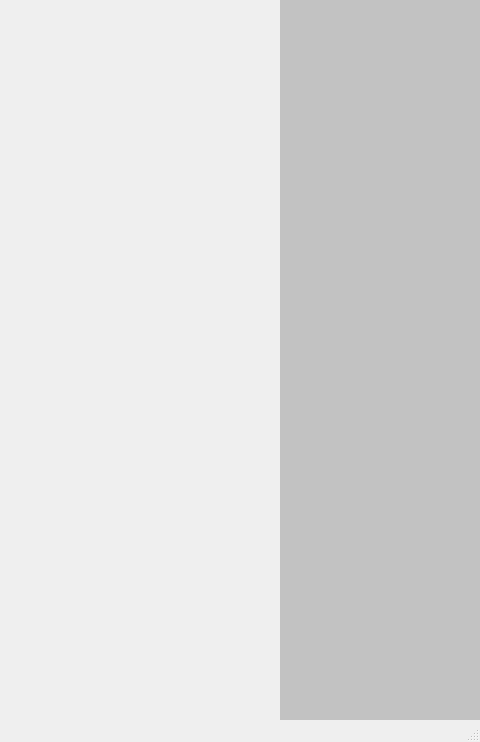
First picture: the form in ui/mainwindow.ui, repository v0q/vRenderer_PathTracer, before the edit; both pictures show x 640 to 1120 and y 0 to 742 of the 1120 by 742 pixel window.
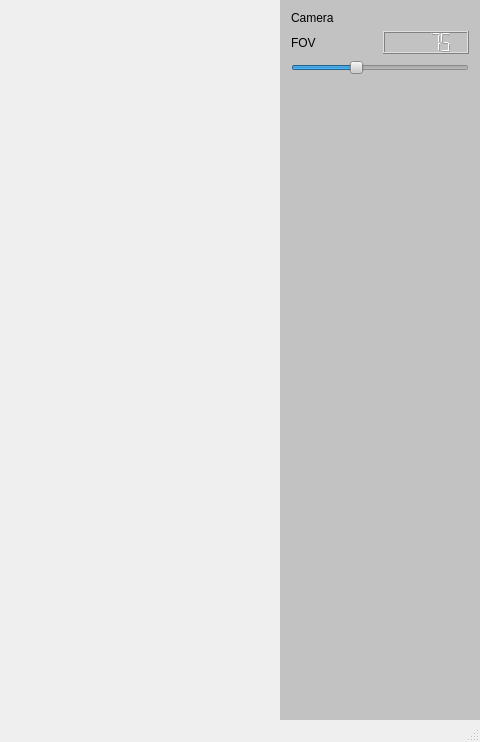
Second picture: the form after the edit.

Patch:
```diff
--- a/ui/mainwindow.ui
+++ b/ui/mainwindow.ui
@@ -174,6 +174,67 @@
 font: 13pt &quot;Helvetica Neue&quot;;</string>
     </property>
     <layout class="QVBoxLayout" name="m_rightBar">
+     <item>
+      <layout class="QVBoxLayout" name="m_cameraLayout">
+       <item>
+        <widget class="QLabel" name="m_cameraLabel">
+         <property name="styleSheet">
+          <string notr="true">font: 13pt &quot;Helvetica Neue&quot;;</string>
+         </property>
+         <property name="text">
+          <string>Camera</string>
+         </property>
+        </widget>
+       </item>
+       <item>
+        <layout class="QHBoxLayout" name="horizontalLayout">
+         <item>
+          <widget class="QLabel" name="m_fovLabel">
+           <property name="text">
+            <string>FOV</string>
+           </property>
+          </widget>
+         </item>
+         <item>
+          <widget class="QLCDNumber" name="m_fovNumber">
+           <property name="value" stdset="0">
+            <double>75.000000000000000</double>
+           </property>
+          </widget>
+         </item>
+        </layout>
+       </item>
+       <item>
+        <widget class="QSlider" name="m_fovSlider">
+         <property name="minimum">
+          <number>45</number>
+         </property>
+         <property name="maximum">
+          <number>130</number>
+         </property>
+         <property name="sliderPosition">
+          <number>75</number>
+         </property>
+         <property name="orientation">
+          <enum>Qt::Horizontal</enum>
+         </property>
+        </widget>
+       </item>
+       <item>
+        <spacer name="verticalSpacer_2">
+         <property name="orientation">
+          <enum>Qt::Vertical</enum>
+         </property>
+         <property name="sizeHint" stdset="0">
+          <size>
+           <width>20</width>
+           <height>40</height>
+          </size>
+         </property>
+        </spacer>
+       </item>
+      </layout>
+     </item>
      <item>
       <spacer name="horizontalSpacer_2">
        <property name="orientation">
```
Left out of the diff: 4 changed lines with no effect on the pictures.
